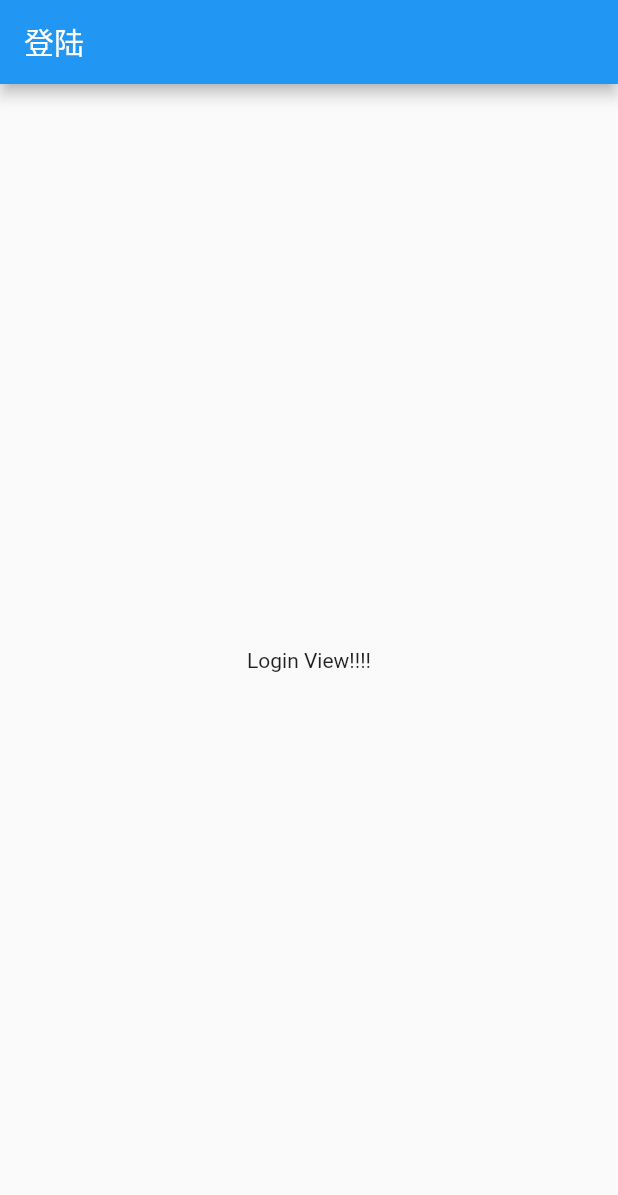
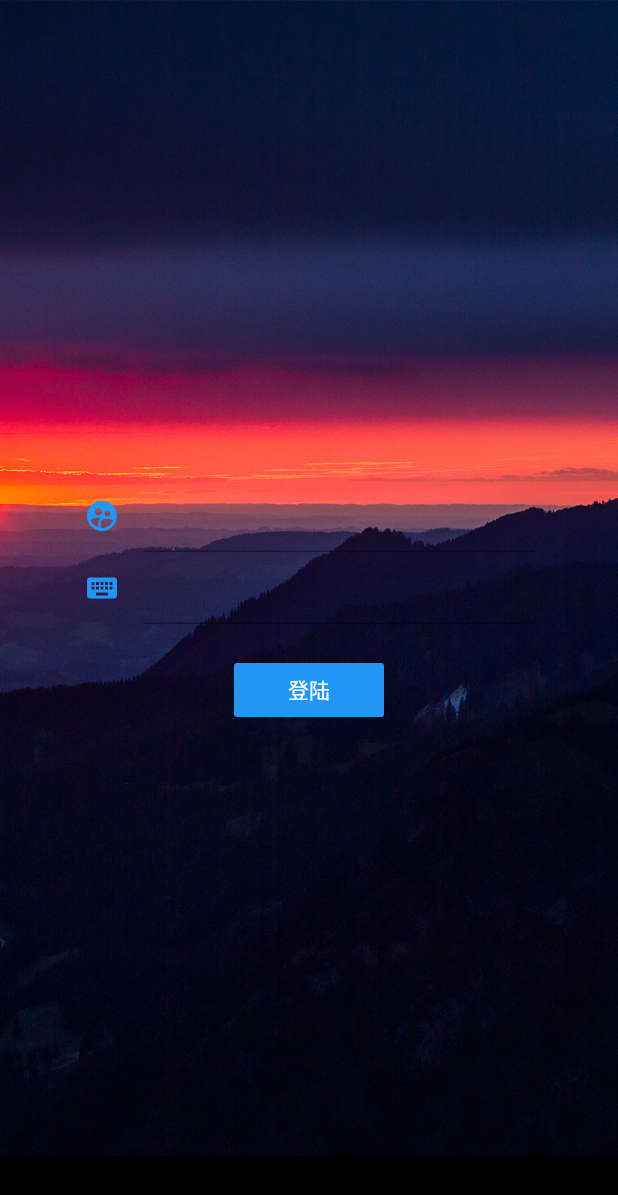
Before and after one commit to wangxf1024/schedule_management, a Flutter app: the screen it shows after launch, on a phone screen of 412 x 824 dp. Shown: the top 1195 px of the screen. Run offline on Flutter 3.47's test engine with Material 2 defaults, Android fonts, the phone set to English and light mode, and no system bars.

Commit message:
login页面补充

```diff
--- /dev/null
+++ b/images/www.easyicon.net.txt
@@ -0,0 +1,17 @@
+Easyicon provide more than five hundred thousand PNG \ ICO \ ICNS format icon to search download service.
+
+Please remember our website: www.easyicon.net
+
+If the icon is commercial, note icons copyright, do not avoid unnecessary trouble. Thank you.
+
+Any questions, please e-mail me: marcy@easyicon.net
+
+++++++++++++++++++++++++++++++++++++++++++++++++++++++++++++++++++++++++++++++++++++++++++++++++++++++++++++++
+
+Easyicon 提供超过五十万个PNG\ICO\ICNS格式图标搜索下载服务。
+
+请记住我们的网址：www.easyicon.net
+
+图标商用时，请特别注意图标使用说明（版权），以免造成不不要的麻烦。谢谢。
+
+有任何问题，请联系我：marcy@easyicon.net
--- a/lib/view/login/login.dart
+++ b/lib/view/login/login.dart
@@ -27,15 +27,66 @@ class LoginPageState extends State<LoginPage> {
   Widget build(BuildContext context) {
     // TODO: implement build
     return Scaffold(
-      appBar: AppBar(
-        title: Text(widget.title),
-      ),
-      body: Center(
-        child: Column(
-          mainAxisAlignment: MainAxisAlignment.center,
-          children: <Widget>[Text("Login View!!!!")],
-        ),
-      ),
+//      appBar: AppBar(
+//        title: Text(widget.title),
+//      ),
+      body: Container(
+          decoration: BoxDecoration(
+            image: DecorationImage(
+              image: AssetImage("images/login_bg.jpg"),
+              fit: BoxFit.cover,
+            ),
+          ),
+          child: Center(
+            child: Container(
+              width: 300,
+              height: 300,
+              child: Column(
+                mainAxisAlignment: MainAxisAlignment.center,
+                children: <Widget>[
+                  TextField(
+                    style: TextStyle(color: Colors.white),
+                    decoration: InputDecoration(
+                      icon: Icon(
+                        Icons.supervised_user_circle,
+                        color: Colors.blue,
+                      ),
+                    ),
+                  ),
+                  TextField(
+                    style: TextStyle(color: Colors.white),
+                    decoration: InputDecoration(
+                      icon: Icon(
+                        Icons.keyboard,
+                        color: Colors.blue,
+                      ),
+                    ),
+                  ),
+                  Container(
+                    margin: EdgeInsets.all(20),
+                    width: 100,
+                    child: RaisedButton(
+                      textTheme: ButtonTextTheme.accent,
+                      color: Colors.blue,
+                      highlightColor: Colors.deepPurpleAccent,
+                      splashColor: Colors.deepOrangeAccent,
+                      colorBrightness: Brightness.dark,
+                      elevation: 20.0,
+                      highlightElevation: 100.0,
+                      disabledElevation: 20.0,
+                      child: Text(
+                        "登陆",
+                        style: TextStyle(color: Colors.white),
+                      ),
+                      onPressed: () {
+                        //TODO
+                      },
+                    ),
+                  )
+                ],
+              ),
+            ),
+          )),
     );
   }
 }
```
Also changed, not shown: pubspec.yaml (+4 -5 lines), images/1201406.png (added), images/1201415.png (added), images/login_bg.jpg (added), images/password_01.png (added), images/password_02.png (added), images/user_01.png (added).
